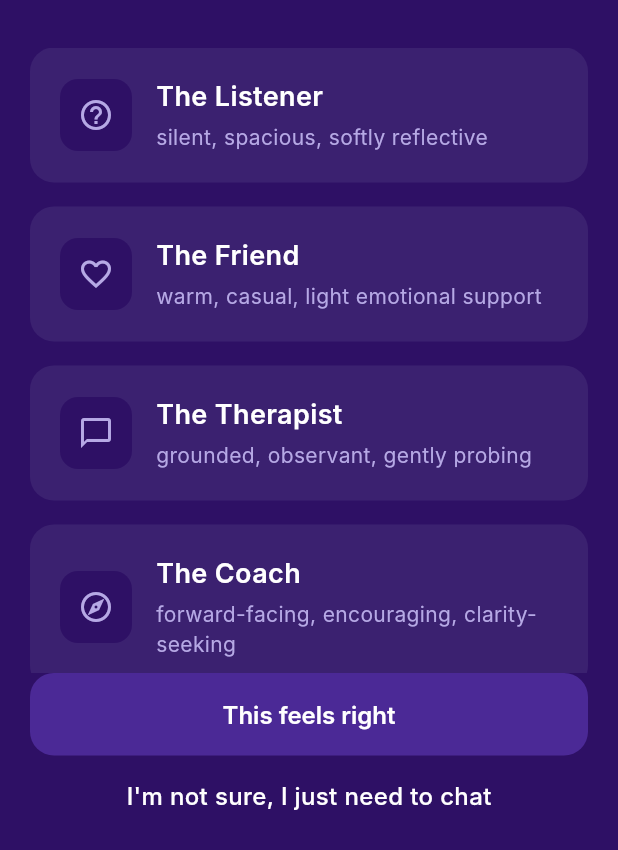
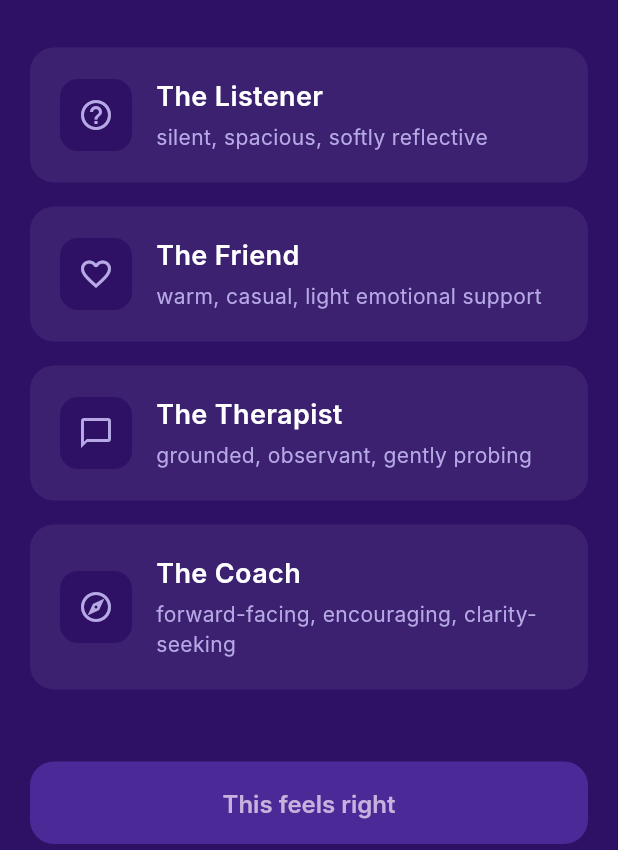
Before and after one commit to kaya-talk/kaya-mobile, a Flutter app: the PresenceSelectionScreen screen opened by its route, on a phone screen of 412 x 824 dp, the part 386-1236 px from its top. Run offline on Flutter 3.47's test engine with Material 3 defaults, Android fonts, the phone set to English and light mode, and no system bars; our stand-ins replace dio, firebase_auth, firebase_core, go_router, shared_preferences; accounts and stored records are empty; Roboto replaces fonts that are missing (Inter).

Commit message:
fix: change present submit button style

```diff
--- a/lib/features/chat/presentation/screens/presence_selection_screen.dart
+++ b/lib/features/chat/presentation/screens/presence_selection_screen.dart
@@ -70,9 +70,9 @@ class _PresenceSelectionScreenState extends State<PresenceSelectionScreen> {
               ),
             ),
 
-            // Scrollable content
+            // Scrollable content - everything together
             Expanded(
-              child: Padding(
+              child: SingleChildScrollView(
                 padding: const EdgeInsets.symmetric(horizontal: 20),
                 child: Column(
                   crossAxisAlignment: CrossAxisAlignment.start,
@@ -103,8 +103,9 @@ class _PresenceSelectionScreenState extends State<PresenceSelectionScreen> {
                     const SizedBox(height: 32),
 
                     // Presence options
-                    Expanded(
-                      child: ListView.builder(
+                    ListView.builder(
+                      shrinkWrap: true,
+                      physics: const NeverScrollableScrollPhysics(),
                       itemCount: _presenceOptions.length,
                       itemBuilder: (context, index) {
                         final option = _presenceOptions[index];
@@ -174,7 +175,8 @@ class _PresenceSelectionScreenState extends State<PresenceSelectionScreen> {
                         );
                       },
                     ),
-                    ),
+
+                    const SizedBox(height: 32),
 
                     // Bottom buttons
                     Padding(
@@ -185,7 +187,11 @@ class _PresenceSelectionScreenState extends State<PresenceSelectionScreen> {
                           SizedBox(
                             width: double.infinity,
                             child: ElevatedButton(
-                              onPressed: () => _navigateToChat(_selectedPresence),
+                              onPressed: () {
+                                if (_selectedPresence != null) {
+                                  _navigateToChat(_selectedPresence);
+                                }
+                              },
                               style: ElevatedButton.styleFrom(
                                 backgroundColor: const Color(0xFF4B2996),
                                 foregroundColor: Colors.white,
@@ -195,11 +201,14 @@ class _PresenceSelectionScreenState extends State<PresenceSelectionScreen> {
                                 ),
                                 elevation: 0,
                               ),
-                              child: const Text(
+                              child: Text(
                                 'This feels right',
                                 style: TextStyle(
                                   fontSize: 16,
                                   fontWeight: FontWeight.w600,
+                                  color: _selectedPresence != null
+                                      ? Colors.white
+                                      : const Color(0xFFC7B2DE),
                                 ),
                               ),
                             ),
@@ -213,7 +222,7 @@ class _PresenceSelectionScreenState extends State<PresenceSelectionScreen> {
                             child: const Text(
                               "I'm not sure, I just need to chat",
                               style: TextStyle(
-                                color: Colors.white,
+                                color: Color(0xFFC7B2DE),
                                 fontSize: 16,
                                 fontWeight: FontWeight.w500,
                               ),
```
Lines whose indentation alone changed are shown as unchanged.
